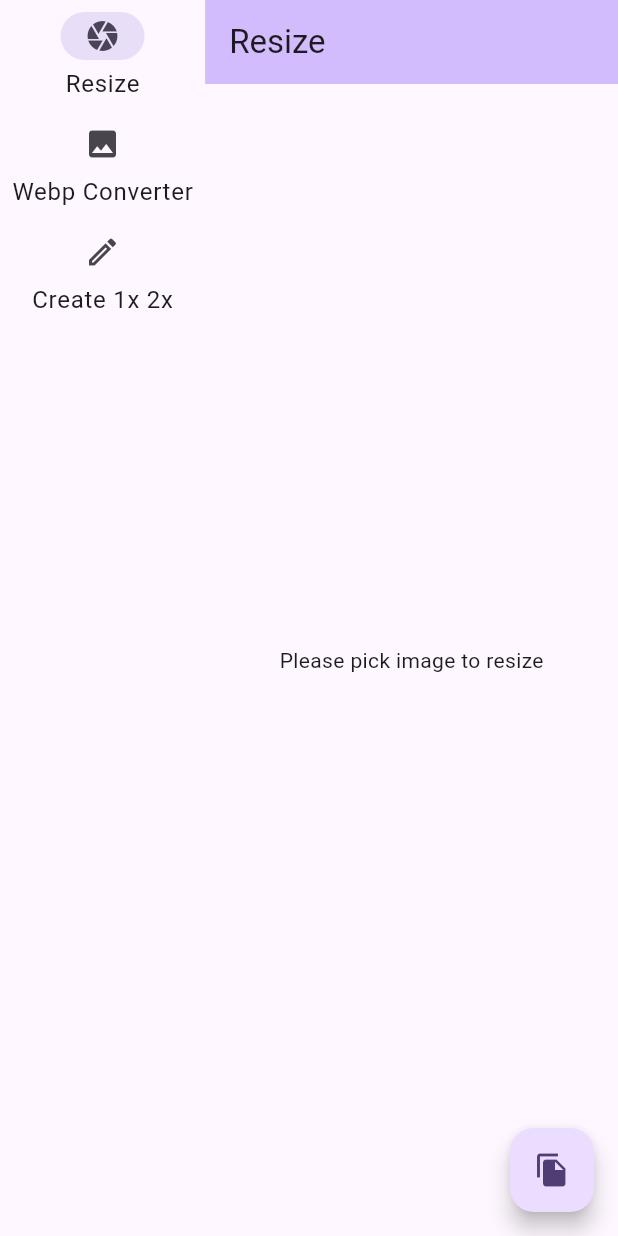
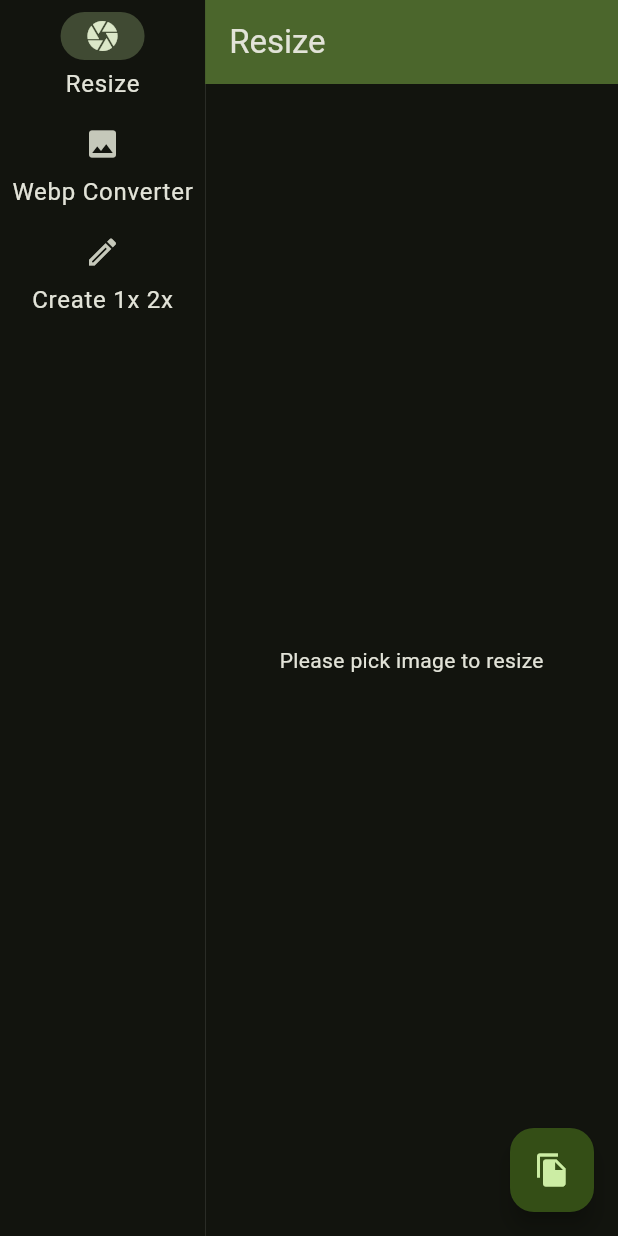
Before and after one commit to rkishan516/webpng, a Flutter app: the screen it shows after launch, on a phone screen of 412 x 824 dp. Run offline on Flutter 3.47's test engine with Material 3 defaults, Android fonts, the phone set to English and light mode, and no system bars; our stand-ins replace image_picker; missing offline and left inert: image_size_getter, rinf.

Commit message:
Update brightness to dark and theme to light green

```diff
--- a/lib/main.dart
+++ b/lib/main.dart
@@ -45,7 +45,10 @@ class _MyAppState extends State<MyApp> {
       debugShowCheckedModeBanner: false,
       title: 'WebPng',
       theme: ThemeData(
-        colorScheme: ColorScheme.fromSeed(seedColor: Colors.deepPurple),
+        colorScheme: ColorScheme.fromSeed(
+          seedColor: Colors.lightGreen,
+          brightness: Brightness.dark,
+        ),
         useMaterial3: true,
       ),
       home: const MyHomePage(),
```
